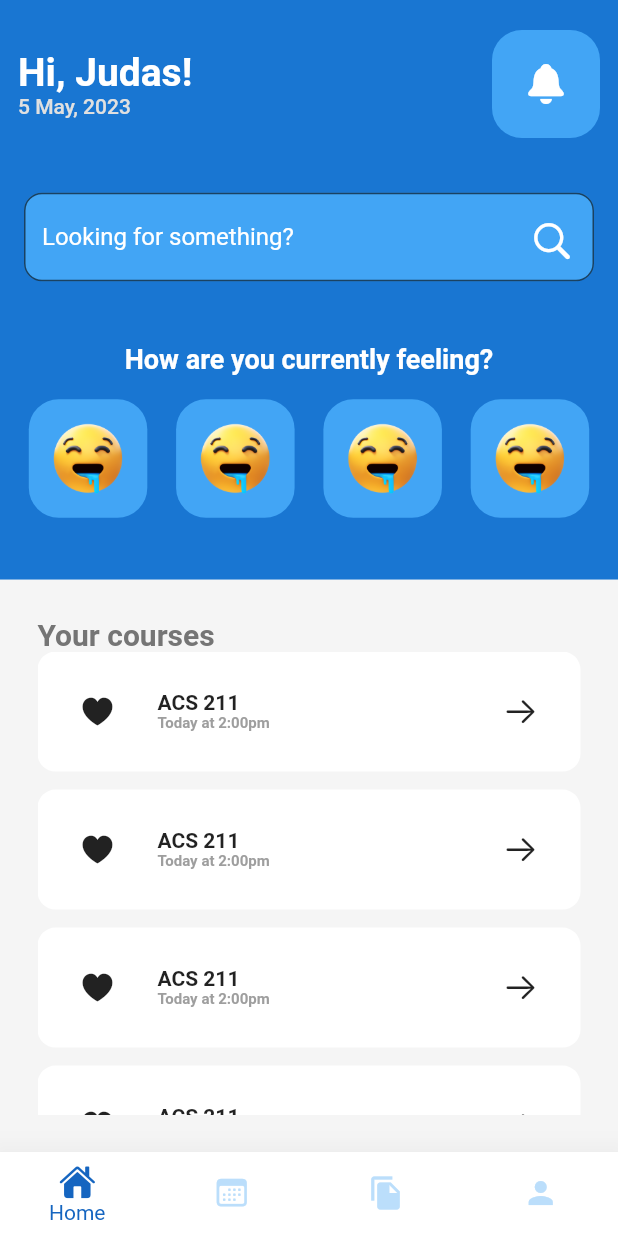
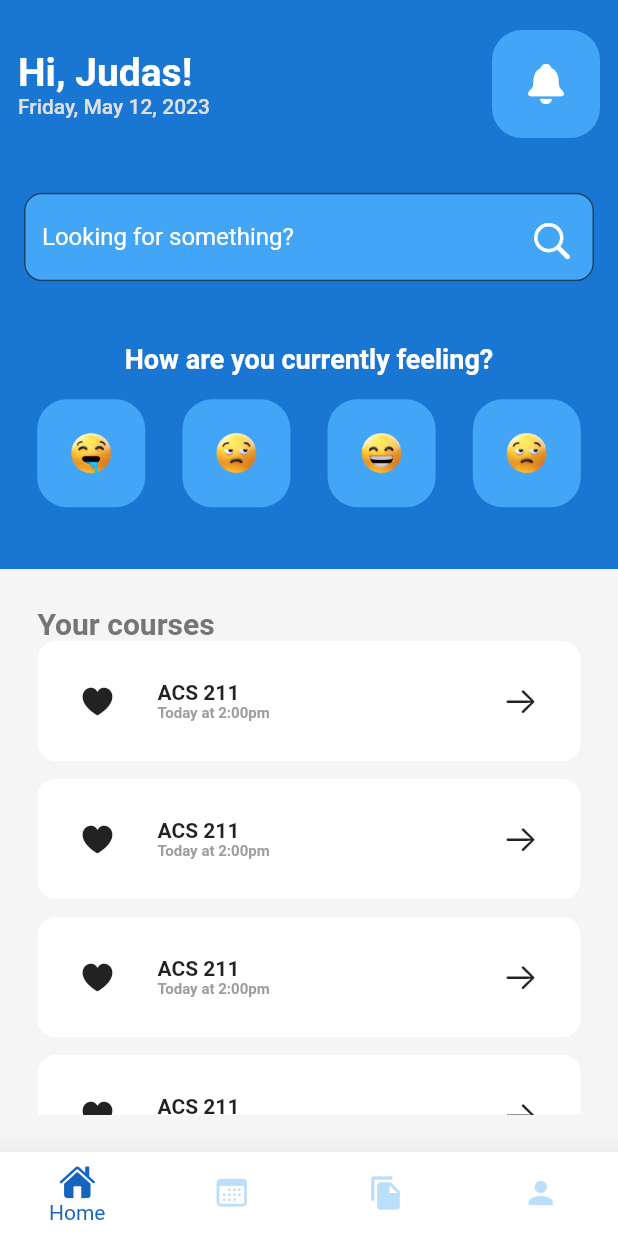
Before and after one commit to IamMuuo/academia, a Flutter app: the screen it shows after launch, after a tap on "Get Started", after a tap on "I want in", on a phone screen of 412 x 824 dp. Run offline on Flutter 3.47's test engine with Material 2 defaults, Android fonts, the phone set to English and light mode, and no system bars; our stand-ins replace table_calendar; Roboto replaces fonts that are missing (Poppins).

Commit message:
Made the emojicons on the homepage more dynamic

```diff
--- a/lib/pages/dashboard.dart
+++ b/lib/pages/dashboard.dart
@@ -2,6 +2,7 @@ import 'package:academia/widgets/course_card.dart';
 import 'package:flutter/cupertino.dart';
 import 'package:flutter/material.dart';
 import 'package:academia/widgets/emojicon.dart';
+import 'package:intl/intl.dart';
 
 class DashBoard extends StatefulWidget {
   const DashBoard({super.key});
@@ -11,12 +12,18 @@ class DashBoard extends StatefulWidget {
 }
 
 class _DashBoardState extends State<DashBoard> {
-  TextEditingController? _searchController;
+  final TextEditingController _searchController = TextEditingController();
 
   @override
   void initState() {
-    _searchController = TextEditingController();
+    // _searchController = TextEditingController();
     super.initState();
+  }
+
+  @override
+  void dispose() {
+    _searchController.dispose();
+    super.dispose();
   }
 
   @override
@@ -44,7 +51,7 @@ class _DashBoardState extends State<DashBoard> {
                       ),
                       // Date
                       Text(
-                        '5 May, 2023',
+                        DateFormat.yMMMMEEEEd().format(DateTime.now()),
                         style: TextStyle(
                           color: Colors.grey[300],
                           fontWeight: FontWeight.w500,
@@ -131,12 +138,7 @@ class _DashBoardState extends State<DashBoard> {
 
           Row(
             mainAxisAlignment: MainAxisAlignment.spaceEvenly,
-            children: const [
-              Emojicon(),
-              Emojicon(),
-              Emojicon(),
-              Emojicon(),
-            ],
+            children: buildEmojiCons(),
           ),
 
           SizedBox(
--- a/lib/pages/login_page.dart
+++ b/lib/pages/login_page.dart
@@ -10,8 +10,8 @@ class LoginPage extends StatefulWidget {
 }
 
 class _LoginPageState extends State<LoginPage> {
-  TextEditingController _admnoController = TextEditingController();
-  TextEditingController _passwordController = TextEditingController();
+  final TextEditingController _admnoController = TextEditingController();
+  final TextEditingController _passwordController = TextEditingController();
   bool _hiddenPasswordFlag = false;
   bool? _acceptedTerms = false;
 
@@ -23,15 +23,13 @@ class _LoginPageState extends State<LoginPage> {
 
   @override
   void initState() {
-    _admnoController = TextEditingController();
-    _passwordController = TextEditingController();
     super.initState();
   }
 
   @override
   void dispose() {
-    //_admnoController.dispose();
-    //_passwordController.dispose();
+    _admnoController.dispose();
+    _passwordController.dispose();
     super.dispose();
     _admnoController.dispose();
     _admnoController.dispose();
--- /dev/null
+++ b/lib/utils/random.dart
@@ -0,0 +1,9 @@
+// Contains helper random function
+
+import 'dart:math';
+
+T getRandomElement<T>(List<T> elements) {
+  final random = Random();
+  final index = random.nextInt(elements.length);
+  return elements[index];
+}
--- a/lib/widgets/emojicon.dart
+++ b/lib/widgets/emojicon.dart
@@ -1,7 +1,14 @@
 import 'package:flutter/material.dart';
 
 class Emojicon extends StatefulWidget {
-  const Emojicon({super.key});
+  Emojicon({
+    Key? key,
+    required this.path,
+    required this.func,
+  }) : super(key: key);
+
+  final String path;
+  final VoidCallback func;
 
   @override
   State<Emojicon> createState() => _EmojiconState();
@@ -18,12 +25,22 @@ class _EmojiconState extends State<Emojicon> {
           Radius.circular(20),
         ),
       ),
-      child: Image.asset(
-        'assets/images/drool.png',
-        scale: 2,
-        height: 55,
-        width: 55,
+      child: IconButton(
+        onPressed: widget.func,
+        icon: Image.asset(
+          widget.path,
+          scale: 5,
+        ),
       ),
     );
   }
 }
+
+List<Emojicon> buildEmojiCons() {
+  final emojicons = <Emojicon>[];
+  emojicons.add(Emojicon(path: "assets/images/drool.png", func: () {}));
+  emojicons.add(Emojicon(path: "assets/images/bored.png", func: () {}));
+  emojicons.add(Emojicon(path: "assets/images/smiley.png", func: () {}));
+  emojicons.add(Emojicon(path: "assets/images/bored.png", func: () {}));
+  return emojicons;
+}
--- a/pubspec.yaml
+++ b/pubspec.yaml
@@ -1,5 +1,5 @@
 name: academia
-description: A new Flutter project.
+description: A student's assistant.
 # The following line prevents the package from being accidentally published to
 # pub.dev using `flutter pub publish`. This is preferred for private packages.
 publish_to: 'none' # Remove this line if you wish to publish to pub.dev
@@ -38,6 +38,7 @@ dependencies:
   table_calendar: ^3.0.9
   http: ^0.13.6
   html: ^0.15.3
+  intl: ^0.18.1
 
 
 
```
